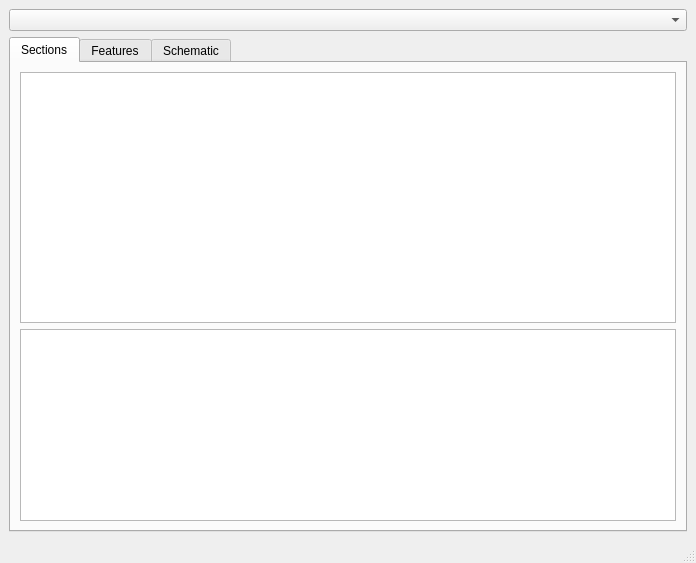
This is vcs_tool.ui in Drew973/vcs_tool as Qt 5 draws it before an edit. The edited form follows.
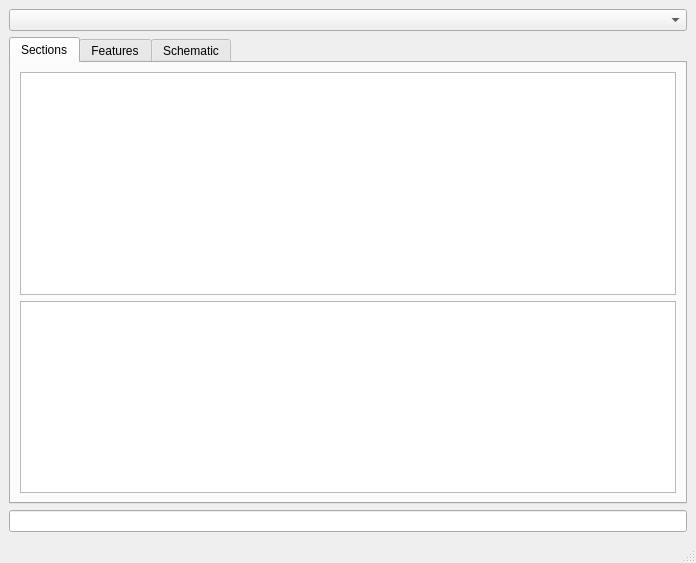
This is the edited form.

Commit message: testing blacklist validator to stop user making section label non unique.

The edit to the form file:
```diff
--- a/vcs_tool.ui
+++ b/vcs_tool.ui
@@ -74,6 +74,9 @@
       </widget>
      </widget>
     </item>
+    <item>
+     <widget class="QLineEdit" name="blacklistTest"/>
+    </item>
    </layout>
   </widget>
   <widget class="QMenuBar" name="menubar">
```
The commit also changes 10 other files.
